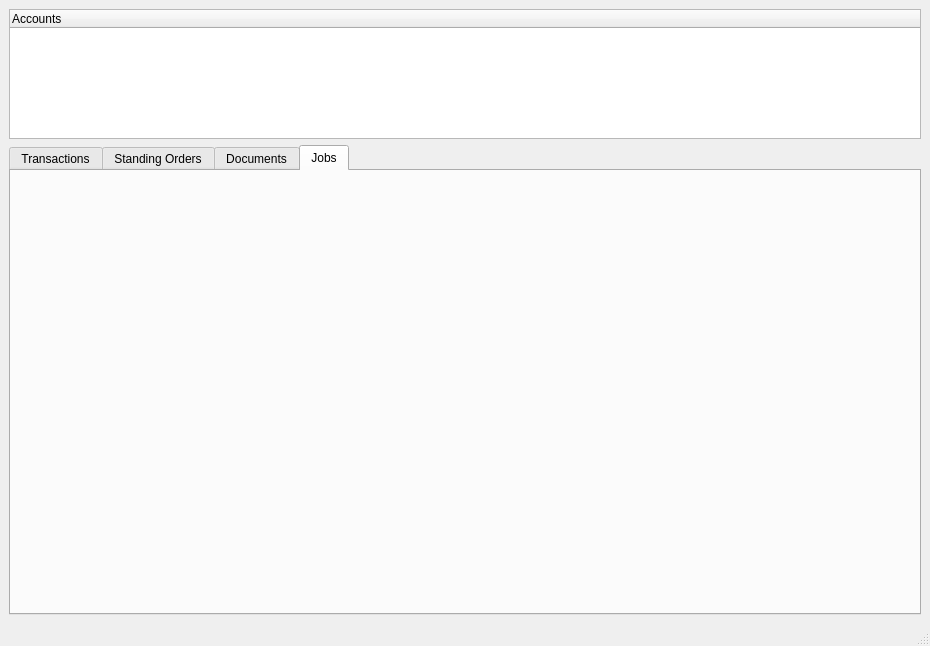
This is src/uis/OlbaFlinx.ui in chmmou/olbaflinx as Qt 5 draws it before an edit. The edited form follows.
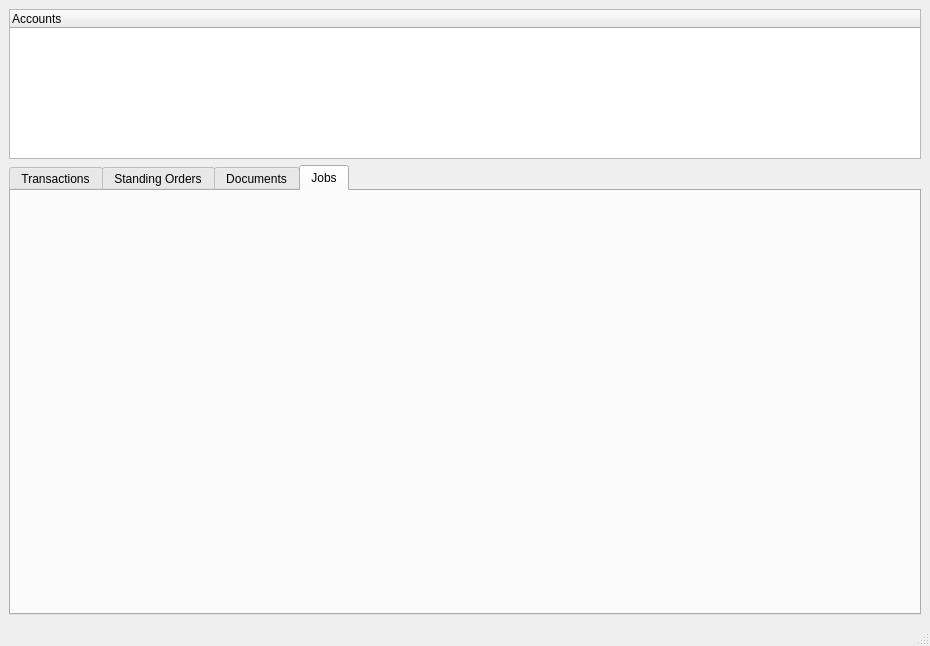
This is the edited form. The open tabs and pages were chosen to show the change. Icons and pictures are not drawn. Custom widgets are drawn as their Qt base class.

Patch:
```diff
--- a/src/uis/OlbaFlinx.ui
+++ b/src/uis/OlbaFlinx.ui
@@ -168,13 +168,13 @@
           <property name="minimumSize">
            <size>
             <width>0</width>
-            <height>130</height>
+            <height>150</height>
            </size>
           </property>
           <property name="maximumSize">
            <size>
             <width>16777215</width>
-            <height>130</height>
+            <height>150</height>
            </size>
           </property>
           <column>
@@ -239,6 +239,11 @@
    <header>Transaction.h</header>
    <container>1</container>
   </customwidget>
+  <customwidget>
+   <class>olbaflinx::app::banking::AccountWidget</class>
+   <extends>QTreeWidget</extends>
+   <header>AccountWidget.h</header>
+  </customwidget>
  </customwidgets>
  <resources>
   <include location="../../res/olbaflinx.qrc"/>
```
Left out of the diff: 24 changed lines with no effect on the pictures.
